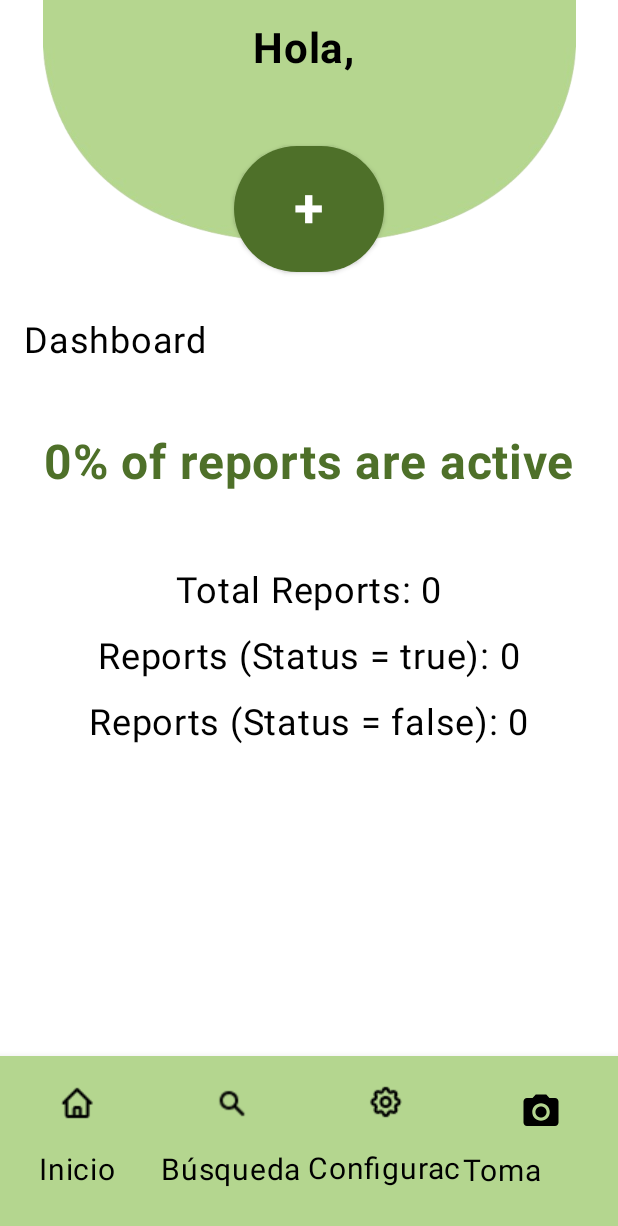
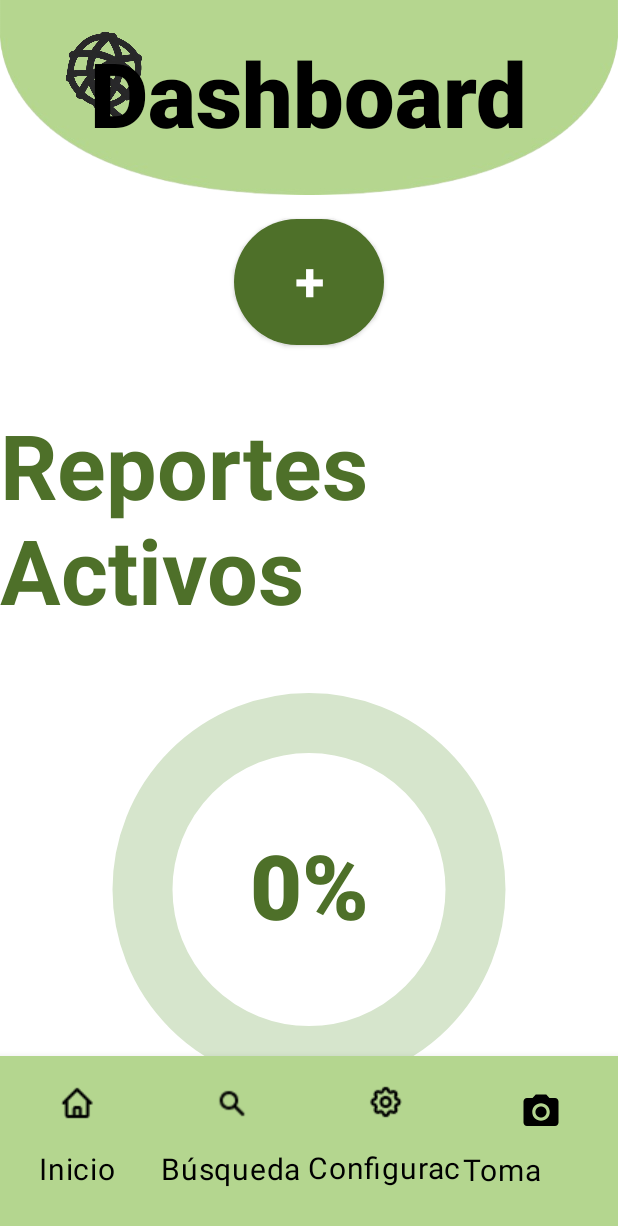
Before and after one commit to NarhariOlalde/DevKots, an Android app built with Jetpack Compose: the DashboardScreen screen opened through its navigation route, on a phone screen of 412 x 824 dp. Shown: the top 1226 px of the screen. Run offline under Robolectric (Android 15) with nearby library versions, the phone set to English and light mode, and no system bars.

Commit message:
Improved dashboard frontend

```diff
--- a/App/app/build.gradle.kts
+++ b/App/app/build.gradle.kts
@@ -92,4 +92,6 @@ dependencies {
     // UI
     implementation(libs.androidx.compose.ui.ui)
     implementation(libs.androidx.material)
+    implementation("androidx.compose.material3:material3:1.1.0-alpha08")
+
 }
--- a/App/app/src/main/java/com/example/devkots/uiLib/screens/DashboardScreen.kt
+++ b/App/app/src/main/java/com/example/devkots/uiLib/screens/DashboardScreen.kt
@@ -8,6 +8,7 @@ import androidx.compose.runtime.*
 import androidx.compose.ui.Alignment
 import androidx.compose.ui.Modifier
 import androidx.compose.ui.graphics.Color
+import androidx.compose.ui.graphics.StrokeCap
 import androidx.compose.ui.res.painterResource
 import androidx.compose.ui.text.font.FontWeight
 import androidx.compose.ui.unit.dp
@@ -17,6 +18,20 @@ import com.example.devkots.uiLib.components.MainLayout
 import com.example.devkots.uiLib.theme.*
 import com.example.devkots.uiLib.viewmodels.BioReportViewModel
 import com.example.devkots.R
+import androidx.compose.foundation.Canvas
+import androidx.compose.foundation.background
+import androidx.compose.ui.geometry.Offset
+import androidx.compose.ui.geometry.Size
+import com.example.devkots.uiLib.theme.Black
+import com.example.devkots.uiLib.theme.ObjectGreen1
+import androidx.compose.foundation.layout.size
+import androidx.compose.material3.MaterialTheme
+import androidx.compose.material3.Text
+import androidx.compose.runtime.Composable
+import androidx.compose.ui.graphics.drawscope.Stroke
+import androidx.compose.foundation.layout.Box
+import androidx.compose.ui.layout.ContentScale
+
 
 @Composable
 fun DashboardScreen(
@@ -44,31 +59,18 @@ fun DashboardScreen(
             Box(
                 modifier = Modifier.fillMaxSize()
             ) {
-                Image(
-                    painter = painterResource(id = R.drawable.vector_4_1),
-                    contentDescription = "vector_4.1",
-                    modifier = Modifier
-                        .fillMaxWidth()
-                        .fillMaxHeight(0.23f)
-                        .align(Alignment.TopCenter)
-                )
+
                 Column(
                     modifier = Modifier
                         .fillMaxSize()
-                        .padding(16.dp)
                         .align(Alignment.TopStart),
                     horizontalAlignment = Alignment.CenterHorizontally,
                     verticalArrangement = Arrangement.spacedBy(16.dp)
                 ) {
-                    // Greeting Text
-                    Text(
-                        text = "Hola, $userName",
-                        fontSize = 28.sp,
-                        fontWeight = FontWeight.Bold,
-                        color = Black
+                    TopBar(modifier = Modifier
+                        .fillMaxWidth()
+                        .height(130.dp)
                     )
-
-                    Spacer(modifier = Modifier.height(16.dp))
 
                     // Placeholder Add Button
                     Button(
@@ -84,29 +86,134 @@ fun DashboardScreen(
 
                     // Dashboard Label
                     Text(
-                        text = "Dashboard",
-                        fontSize = 24.sp,
-                        color = Black,
-                        modifier = Modifier.align(Alignment.Start) // Alinea el texto "Dashboard" a la izquierda
+                        modifier = Modifier
+                            .padding(bottom = 16.dp)
+                            .padding(top = 16.dp),
+                        text = "Reportes Activos",
+                        color = ObjectGreen1,
+                        fontSize = 60.sp,
+                        fontWeight = FontWeight.Bold
                     )
 
                     Spacer(modifier = Modifier.height(16.dp))
 
                     // Percentage of True Reports
-                    Text(
-                        text = "${trueStatusPercentage.toInt()}% of reports are active",
-                        fontSize = 32.sp,
-                        fontWeight = FontWeight.Bold,
-                        color = ObjectGreen1
+                    CircularProgressIndicatorWithNumber(
+                        percentage = trueStatusPercentage.toFloat(),
+                        modifier = Modifier.size(300.dp)
                     )
 
-                    // Report Stats
-                    Spacer(modifier = Modifier.height(20.dp))
-                    Text("Total Reports: $totalReports", fontSize = 24.sp, color = Color.Black)
-                    Text("Reports (Status = true): $trueReportsCount", fontSize = 24.sp, color = Color.Black)
-                    Text("Reports (Status = false): $falseReportsCount", fontSize = 24.sp, color = Color.Black)
+
+                    Row(
+                        modifier = Modifier
+                            .fillMaxWidth()
+                            .padding(16.dp)
+                            .padding(top = 40.dp),
+                        horizontalArrangement = Arrangement.Center
+                    ) {
+
+                        Column(horizontalAlignment = Alignment.CenterHorizontally,
+                            modifier = Modifier
+                                .width(200.dp)
+                        ) {
+                            Text("$trueReportsCount", fontSize = 40.sp, color = Color.Black, fontWeight = FontWeight.Bold)
+                            Text("Subidos", fontSize = 40.sp, color = ObjectGreen2, fontWeight = FontWeight.Bold)
+                        }
+                        Column(horizontalAlignment = Alignment.CenterHorizontally,
+                            modifier = Modifier
+                                .width(200.dp)
+                        ) {
+                            Text("$totalReports", fontSize = 40.sp, color = Color.Black, fontWeight = FontWeight.Bold)
+                            Text("En total", fontSize = 40.sp, color = Color.Black, fontWeight = FontWeight.Bold)
+                        }
+                        Column(horizontalAlignment = Alignment.CenterHorizontally,
+                            modifier = Modifier
+                                .width(200.dp)
+                        ) {
+                            Text("$falseReportsCount", fontSize = 40.sp, color = Color.Black, fontWeight = FontWeight.Bold)
+                            Text("Guardados", fontSize = 40.sp, color = Color.Red, fontWeight = FontWeight.Bold)
+                        }
+                    }
                 }
             }
         }
     }
 }
+@Composable
+fun TopBar(
+    modifier: Modifier = Modifier
+){
+    Box(
+        modifier = modifier
+            .fillMaxWidth()
+            .fillMaxHeight()
+    ){
+        Image(
+            painter = painterResource(id = R.drawable.vector_4),
+            contentDescription = "Top Background",
+            modifier = Modifier
+                .fillMaxWidth()
+                .fillMaxHeight(),
+            contentScale = ContentScale.FillBounds,
+        )
+        //logo
+        Image(
+            painter = painterResource(id = R.drawable.awaq_logo_black),
+            contentDescription = "Logo",
+            modifier = Modifier
+                .size(100.dp)
+                .align(Alignment.TopStart)
+                .padding(start = 40.dp)
+        )
+
+
+        // Greeting Text
+        Text(
+            text = "Dashboard",
+            fontSize = 60.sp,
+            fontWeight = FontWeight.Black,
+            color = Black,
+            //center
+            modifier = Modifier.align(Alignment.Center)
+        )
+    }
+}
+
+@Composable
+fun CircularProgressIndicatorWithNumber(
+    percentage: Float,
+    modifier: Modifier = Modifier
+) {
+    val strokeWidth = 40.dp
+    val circleSize = 400.dp
+
+    Box(modifier = modifier.size(circleSize), contentAlignment = Alignment.Center) {
+        Canvas(modifier = Modifier.size(circleSize)) {
+            // Draw the background circle
+            drawCircle(
+                color = IntroGreen,
+                radius = size.minDimension / 2,
+                style = Stroke(strokeWidth.toPx())
+            )
+
+            // Draw the progress arc
+            drawArc(
+                color = ObjectGreen1,
+                startAngle = -90f,
+                sweepAngle = percentage * 360f / 100f,
+                useCenter = false,
+                style = Stroke(strokeWidth.toPx(), cap = StrokeCap.Round),
+                size = Size(size.width, size.height),
+                topLeft = Offset(0f, 0f)
+            )
+        }
+
+        Text(
+            text = "${percentage.toInt()}%",
+            color = ObjectGreen1,
+            fontSize = 60.sp,
+            fontWeight = FontWeight.Black
+        )
+
+    }
+}
```
Also changed, not shown: App/app/src/main/res/drawable/awaq_logo_black.png (added).
